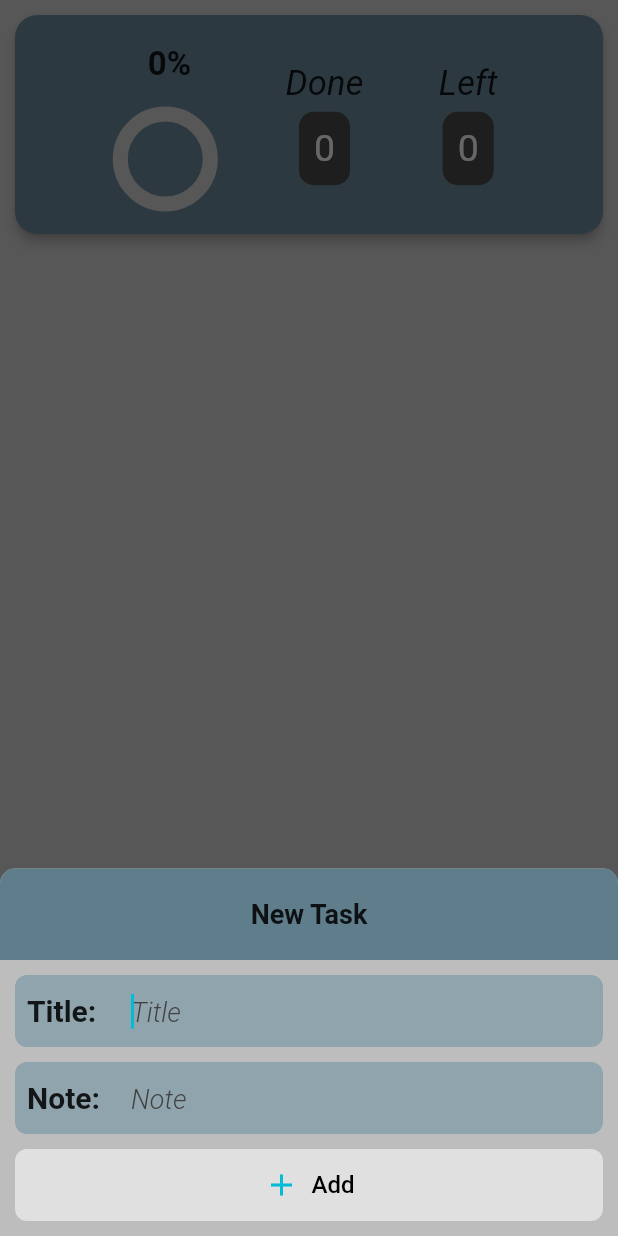
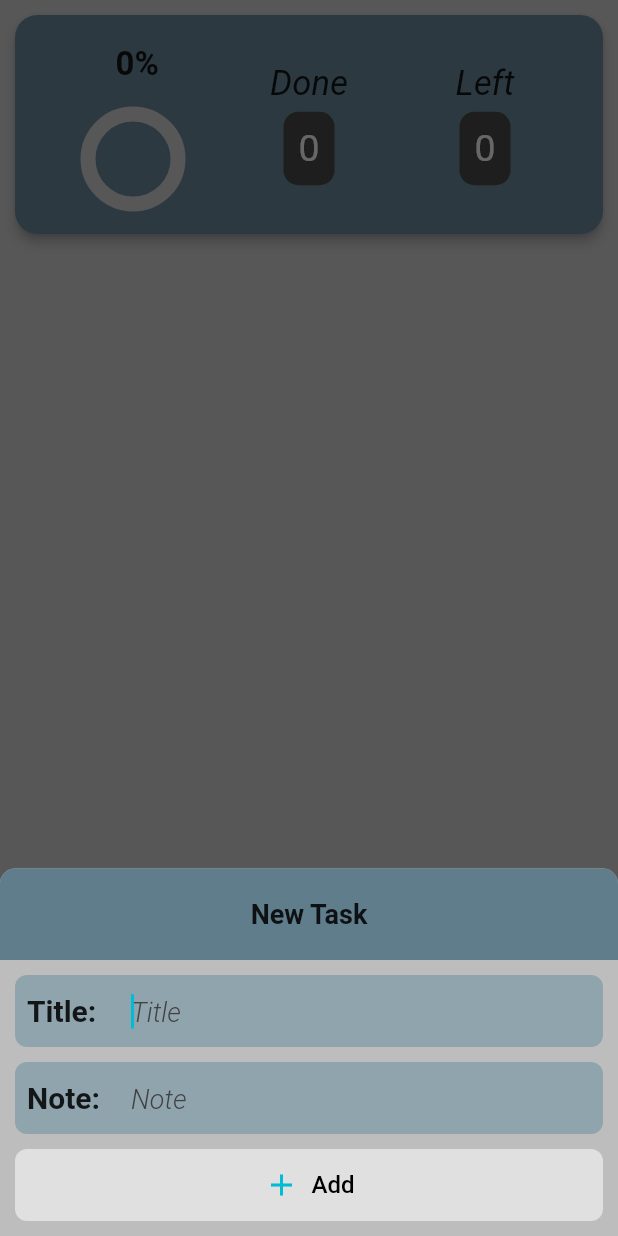
Before and after one commit to amoukaled/tasks_flutter, a Flutter app: the screen it shows after launch, after a tap on the "add" icon, on a phone screen of 412 x 824 dp. Run offline on Flutter 3.47's test engine with Material 2 defaults, Android fonts, the phone set to English and light mode, and no system bars; our stand-ins replace flutter_secure_storage, hive; accounts and stored records are empty.

Commit message:
merging minor changes with firebase branch

```diff
--- /dev/null
+++ b/lib/MyApp.dart
@@ -0,0 +1,76 @@
+// Flutter imports
+import 'package:flutter/material.dart';
+
+// Pub imports
+import 'package:provider/provider.dart';
+
+// App imports
+import 'package:tasks_flutter/hive/tasksHiveBox.dart';
+import 'package:tasks_flutter/home/home.dart';
+import 'package:tasks_flutter/models/task.dart';
+import 'package:tasks_flutter/provider/task_state.dart';
+
+class MyApp extends StatefulWidget {
+  final List<Task> tasks;
+  MyApp({required this.tasks});
+
+  @override
+  _MyAppState createState() => _MyAppState();
+}
+
+class _MyAppState extends State<MyApp> {
+  @override
+  void dispose() async {
+    await TasksHiveBox.closeBox();
+    super.dispose();
+  }
+
+  @override
+  Widget build(BuildContext context) {
+    return ChangeNotifierProvider<TaskState>(
+      create: (context) => TaskState(tasks: widget.tasks),
+      child: MaterialApp(
+        debugShowCheckedModeBanner: false,
+        title: 'Flutter Demo',
+        theme: ThemeData(
+          textButtonTheme: TextButtonThemeData(
+            style: ButtonStyle(
+              backgroundColor: MaterialStateProperty.resolveWith<Color>(
+                  (Set<MaterialState> states) {
+                return states.contains(MaterialState.disabled)
+                    ? Colors.grey[300]!
+                    : Colors.blueGrey;
+              }),
+              shape: MaterialStateProperty.resolveWith(
+                (states) => RoundedRectangleBorder(
+                  borderRadius: BorderRadius.circular(8),
+                ),
+              ),
+            ),
+          ),
+          bottomSheetTheme: BottomSheetThemeData(
+              backgroundColor: Colors.grey[400],
+              shape: RoundedRectangleBorder(
+                borderRadius: BorderRadius.only(
+                  topLeft: Radius.circular(10),
+                  topRight: Radius.circular(10),
+                ),
+              )),
+          cardTheme: CardTheme(
+            color: Colors.blueGrey[300],
+            elevation: 0,
+            shape: RoundedRectangleBorder(
+              borderRadius: BorderRadius.circular(8),
+            ),
+          ),
+          textSelectionTheme: TextSelectionThemeData(cursorColor: Colors.cyan),
+          iconTheme: IconThemeData(color: Colors.cyan),
+          primarySwatch: Colors.amber,
+          backgroundColor: Colors.grey[400],
+          accentColor: Colors.blueGrey,
+        ),
+        home: Home(),
+      ),
+    );
+  }
+}
--- a/lib/home/home_header.dart
+++ b/lib/home/home_header.dart
@@ -28,10 +28,15 @@ class HomeHeader extends StatelessWidget {
               Row(
                 mainAxisAlignment: MainAxisAlignment.spaceEvenly,
                 children: [
-                  PercentageIndicator(
+                  Expanded(
+                    flex: 1,
+                    child: PercentageIndicator(
                       value: state.getDoneRatio,
                     ),
-                  Column(
+                  ),
+                  Expanded(
+                    flex: 1,
+                    child: Column(
                       children: [
                         Text(
                           "Done",
@@ -51,13 +56,16 @@ class HomeHeader extends StatelessWidget {
                           ),
                           child: Text(
                             state.getDoneTasks.toString(),
-                          style:
-                              TextStyle(fontSize: 25, color: Colors.grey[300]),
+                            style: TextStyle(
+                                fontSize: 25, color: Colors.grey[300]),
                           ),
                         ),
                       ],
                     ),
-                  Column(
+                  ),
+                  Expanded(
+                    flex: 1,
+                    child: Column(
                       children: [
                         Text(
                           "Left",
@@ -77,11 +85,12 @@ class HomeHeader extends StatelessWidget {
                           ),
                           child: Text(
                             state.getLeftTasks.toString(),
-                          style:
-                              TextStyle(fontSize: 25, color: Colors.grey[300]),
+                            style: TextStyle(
+                                fontSize: 25, color: Colors.grey[300]),
                           ),
                         ),
                       ],
+                    ),
                   ),
                 ],
               )
--- a/lib/home/new_task_widget.dart
+++ b/lib/home/new_task_widget.dart
@@ -14,11 +14,9 @@ class NewTaskWidget extends StatefulWidget {
 }
 
 class _NewTaskWidgetState extends State<NewTaskWidget> {
-  final _shape = RoundedRectangleBorder(
-    borderRadius: BorderRadius.only(
-      topLeft: Radius.circular(10),
-      topRight: Radius.circular(10),
-    ),
+  final BorderRadius _borderRadius = BorderRadius.only(
+    topLeft: Radius.circular(10),
+    topRight: Radius.circular(10),
   );
 
   late TextEditingController _titleCont;
@@ -70,8 +68,6 @@ class _NewTaskWidgetState extends State<NewTaskWidget> {
         onPressed: () async {
           await showModalBottomSheet(
             enableDrag: false,
-            shape: _shape,
-            backgroundColor: Colors.grey[400],
             context: context,
             isScrollControlled: true,
             builder: (context) {
@@ -95,7 +91,7 @@ class _NewTaskWidgetState extends State<NewTaskWidget> {
                                     padding: EdgeInsets.symmetric(vertical: 20),
                                     decoration: BoxDecoration(
                                         color: Theme.of(context).accentColor,
-                                        borderRadius: _shape.borderRadius),
+                                        borderRadius: _borderRadius),
                                     child: Text(
                                       "New Task",
                                       style: TextStyle(
--- a/lib/home/task_widget.dart
+++ b/lib/home/task_widget.dart
@@ -7,7 +7,7 @@ import 'package:provider/provider.dart';
 // App imports
 import 'package:tasks_flutter/models/task.dart';
 import 'package:tasks_flutter/provider/task_state.dart';
-import 'package:tasks_flutter/shared/AnimatedCustomCheckbox.dart';
+import 'package:tasks_flutter/shared/animated_custom_checkbox.dart';
 
 class TaskWidget extends StatefulWidget {
   final Task task;
@@ -24,11 +24,9 @@ class TaskWidget extends StatefulWidget {
 }
 
 class _TaskWidgetState extends State<TaskWidget> {
-  final _shape = RoundedRectangleBorder(
-    borderRadius: BorderRadius.only(
-      topLeft: Radius.circular(10),
-      topRight: Radius.circular(10),
-    ),
+  final BorderRadius _borderRadius = BorderRadius.only(
+    topLeft: Radius.circular(10),
+    topRight: Radius.circular(10),
   );
   final Duration _duration = Duration(milliseconds: 200);
   final double _radius = 8.0;
@@ -81,8 +79,6 @@ class _TaskWidgetState extends State<TaskWidget> {
         onTap: () async {
           await showModalBottomSheet(
             enableDrag: false,
-            shape: _shape,
-            backgroundColor: Colors.grey[400],
             context: context,
             isScrollControlled: true,
             builder: (context) {
@@ -106,7 +102,7 @@ class _TaskWidgetState extends State<TaskWidget> {
                                     padding: EdgeInsets.symmetric(vertical: 20),
                                     decoration: BoxDecoration(
                                         color: Theme.of(context).accentColor,
-                                        borderRadius: _shape.borderRadius),
+                                        borderRadius: _borderRadius),
                                     child: Text(
                                       "Edit Task",
                                       style: TextStyle(
--- a/lib/main.dart
+++ b/lib/main.dart
@@ -3,7 +3,6 @@ import 'package:flutter/material.dart';
 import 'package:flutter/services.dart';
 
 // Pub imports
-import 'package:provider/provider.dart';
 import 'package:path_provider/path_provider.dart' as path_provider;
 import 'package:hive/hive.dart';
 import 'package:flutter_secure_storage/flutter_secure_storage.dart';
@@ -11,8 +10,7 @@ import 'package:flutter_secure_storage/flutter_secure_storage.dart';
 // App imports
 import 'package:tasks_flutter/hive/tasksHiveBox.dart';
 import 'package:tasks_flutter/models/task.dart';
-import 'package:tasks_flutter/provider/task_state.dart';
-import 'package:tasks_flutter/home/home.dart';
+import 'package:tasks_flutter/MyApp.dart';
 
 void main() async {
   SystemChrome.setSystemUIOverlayStyle(
@@ -39,61 +37,5 @@ void main() async {
   // Getting Hive data to pass to the change notifier
   List<Task> tasks = await TasksHiveBox.getBoxData();
 
-  runApp(
-    ChangeNotifierProvider(
-      create: (context) => TaskState(tasks: tasks),
-      child: MyApp(),
-    ),
-  );
+  runApp(MyApp(tasks: tasks));
 }
-
-class MyApp extends StatefulWidget {
-  @override
-  _MyAppState createState() => _MyAppState();
-}
-
-class _MyAppState extends State<MyApp> {
-  @override
-  void dispose() async {
-    await TasksHiveBox.closeBox();
-    super.dispose();
-  }
-
-  @override
-  Widget build(BuildContext context) {
-    return MaterialApp(
-      debugShowCheckedModeBanner: false,
-      title: 'Flutter Demo',
-      theme: ThemeData(
-        textButtonTheme: TextButtonThemeData(
-          style: ButtonStyle(
-            backgroundColor: MaterialStateProperty.resolveWith<Color>(
-                (Set<MaterialState> states) {
-              return states.contains(MaterialState.disabled)
-                  ? Colors.grey[300]!
-                  : Colors.blueGrey;
-            }),
-            shape: MaterialStateProperty.resolveWith(
-              (states) => RoundedRectangleBorder(
-                borderRadius: BorderRadius.circular(8),
-              ),
-            ),
-          ),
-        ),
-        cardTheme: CardTheme(
-          color: Colors.blueGrey[300],
-          elevation: 0,
-          shape: RoundedRectangleBorder(
-            borderRadius: BorderRadius.circular(8),
-          ),
-        ),
-        textSelectionTheme: TextSelectionThemeData(cursorColor: Colors.cyan),
-        iconTheme: IconThemeData(color: Colors.cyan),
-        primarySwatch: Colors.amber,
-        backgroundColor: Colors.grey[400],
-        accentColor: Colors.blueGrey,
-      ),
-      home: Home(),
-    );
-  }
-}
```
Also changed, not shown: lib/shared/animated_custom_checkbox.dart (renamed from lib/shared/AnimatedCustomCheckbox.dart), 1 other file. Lines whose indentation alone changed are shown as unchanged.
